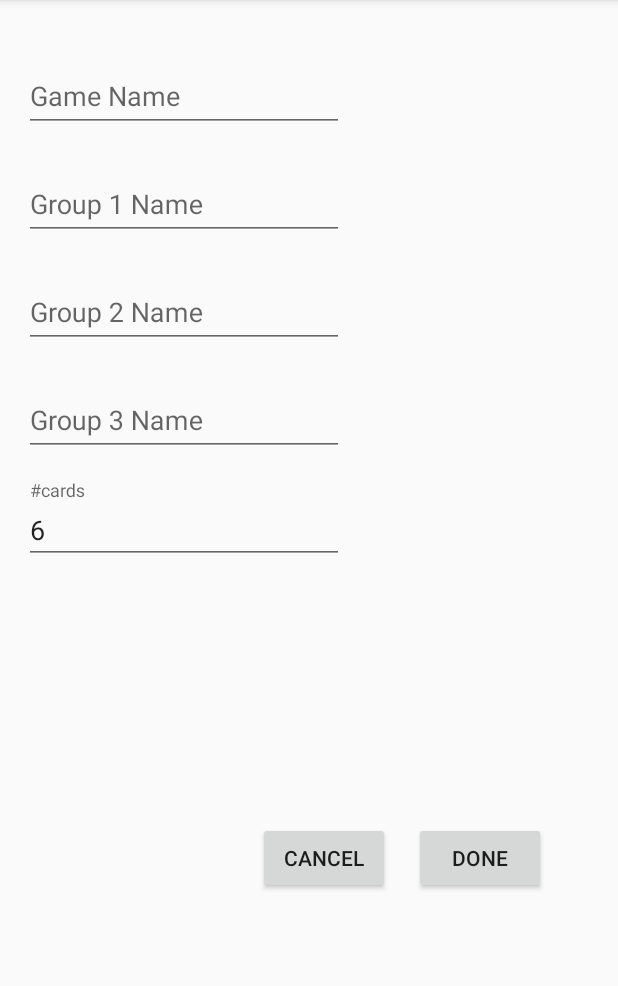
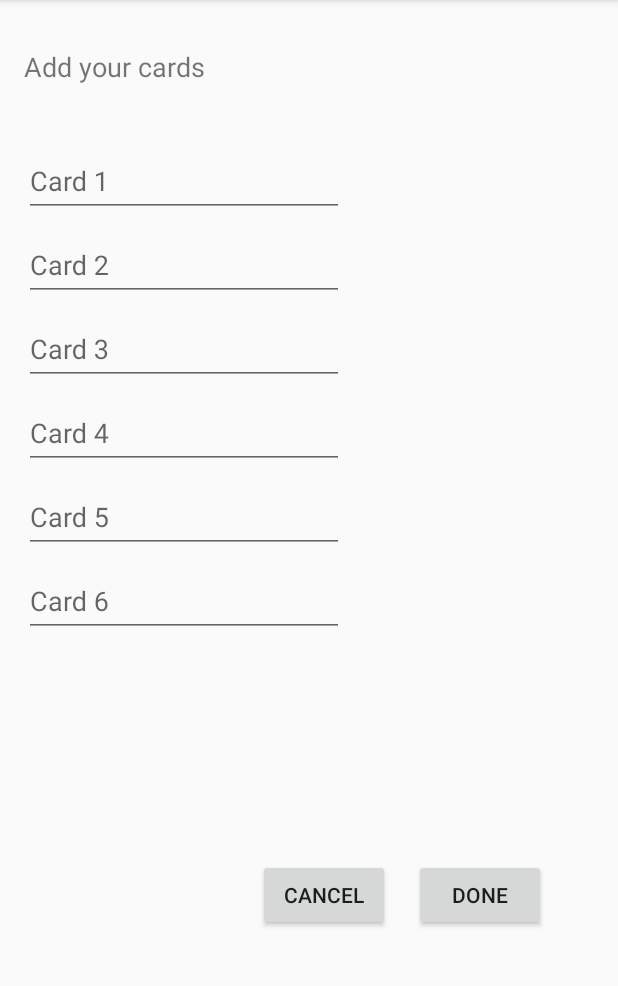
Before and after one commit to giladgotman/celebs, an Android app: the CreateGameFragment screen opened through its navigation route, after a tap on "DONE", on a phone screen of 412 x 824 dp, the part 84-1070 px from its top. Run offline under Robolectric (Android 15) with nearby library versions, the light colour scheme and no system bars; our stand-ins replace Firebase (no records; nobody signed in at launch, a user with empty details on screens opened directly), RxJava, Timber.

Commit message:
add Add Cards screen add screen animations

```diff
--- a/app/src/main/java/com/gggames/celebs/domain/AddGameUseCase.kt
+++ b/app/src/main/java/com/gggames/celebs/domain/AddGameUseCase.kt
@@ -3,21 +3,15 @@ package com.gggames.celebs.domain
 import com.gggames.celebs.data.GamesRepository
 import com.gggames.celebs.data.model.*
 import com.idagio.app.core.utils.rx.scheduler.BaseSchedulerProvider
-import timber.log.Timber
+import io.reactivex.Completable
 
 class AddGameUseCase(
     private val gamesRepository: GamesRepository,
     private val schedulerProvider: BaseSchedulerProvider
 ) {
-    operator fun invoke(game: Game = createDummyGame()) =
+    operator fun invoke(game: Game = createDummyGame()): Completable =
         gamesRepository.addGame(game)
             .compose(schedulerProvider.applyDefault())
-            .subscribe(
-                {
-                    Timber.i("gilad game added: ${game.id}")
-                }, {
-                    Timber.e(it,"gilad game added failed. ${it.localizedMessage}")
-                })
 
     fun createDummyGame(): Game =
         Game(id = "gameTestId2",
--- /dev/null
+++ b/app/src/main/java/com/gggames/celebs/presentation/AddCardsFragment.kt
@@ -0,0 +1,48 @@
+package com.gggames.celebs.presentation
+
+import android.os.Bundle
+import android.view.LayoutInflater
+import android.view.View
+import android.view.ViewGroup
+import android.widget.Button
+import androidx.fragment.app.Fragment
+import androidx.navigation.fragment.findNavController
+import com.gggames.celebs.R
+import com.gggames.celebs.data.GamesRepositoryImpl
+import com.gggames.celebs.data.source.remote.FirebaseGamesDataSource
+import com.gggames.celebs.domain.AddGameUseCase
+import com.google.firebase.firestore.FirebaseFirestore
+import com.idagio.app.core.utils.rx.scheduler.SchedulerProvider
+
+/**
+ * A simple [Fragment] subclass as the second destination in the navigation.
+ */
+class AddCardsFragment : Fragment() {
+
+    val addGameUseCase = AddGameUseCase(
+        GamesRepositoryImpl(
+            FirebaseGamesDataSource(
+                FirebaseFirestore.getInstance()
+            )
+        ),
+        SchedulerProvider()
+    )
+    override fun onCreateView(
+            inflater: LayoutInflater, container: ViewGroup?,
+            savedInstanceState: Bundle?
+    ): View? {
+        // Inflate the layout for this fragment
+        return inflater.inflate(R.layout.fragment_add_cards, container, false)
+    }
+
+    override fun onViewCreated(view: View, savedInstanceState: Bundle?) {
+        super.onViewCreated(view, savedInstanceState)
+
+        view.findViewById<Button>(R.id.buttonCancel).setOnClickListener {
+            findNavController().navigate(R.id.action_AddCardsFragment_to_GamesFragment)
+        }
+
+        view.findViewById<Button>(R.id.buttonDone).setOnClickListener {
+        }
+    }
+}
--- a/app/src/main/java/com/gggames/celebs/presentation/CreateGameFragment.kt
+++ b/app/src/main/java/com/gggames/celebs/presentation/CreateGameFragment.kt
@@ -16,6 +16,7 @@ import com.gggames.celebs.domain.AddGameUseCase
 import com.google.firebase.firestore.FirebaseFirestore
 import com.idagio.app.core.utils.rx.scheduler.SchedulerProvider
 import kotlinx.android.synthetic.main.fragment_create_game.*
+import timber.log.Timber
 
 /**
  * A simple [Fragment] subclass as the second destination in the navigation.
@@ -61,6 +62,13 @@ class CreateGameFragment : Fragment() {
             val game = Game("${gameName.editText?.text}$now", gameName.editText?.text.toString(), now, cardsCount, groupList)
 
             addGameUseCase(game)
+                .subscribe(
+                    {
+                        Timber.i("gilad game added: ${game.id}")
+                        findNavController().navigate(R.id.action_CreateGameFragment_to_AddCardsFragment)
+                    }, {
+                        Timber.e(it,"gilad game added failed. ${it.localizedMessage}")
+                    })
         }
     }
 }
--- /dev/null
+++ b/app/src/main/res/layout/fragment_add_cards.xml
@@ -0,0 +1,140 @@
+<?xml version="1.0" encoding="utf-8"?>
+<androidx.constraintlayout.widget.ConstraintLayout xmlns:android="http://schemas.android.com/apk/res/android"
+    xmlns:app="http://schemas.android.com/apk/res-auto"
+    xmlns:tools="http://schemas.android.com/tools"
+    android:layout_width="match_parent"
+    android:layout_height="match_parent"
+    tools:context="com.gggames.celebs.presentation.AddCardsFragment"
+    android:paddingStart="@dimen/default_margin"
+    android:paddingEnd="@dimen/default_margin"
+    android:paddingTop="@dimen/medium_margin"
+    >
+
+    <TextView
+        android:id="@+id/add_cards_description"
+        android:layout_width="wrap_content"
+        android:layout_height="wrap_content"
+        android:text="@string/add_cards_description"
+        android:textSize="18sp"
+        app:layout_constraintStart_toStartOf="parent"
+        app:layout_constraintTop_toTopOf="parent"/>
+
+    <com.google.android.material.textfield.TextInputLayout
+        android:id="@+id/add_cards_card1"
+        app:layout_constraintStart_toStartOf="parent"
+        app:layout_constraintTop_toBottomOf="@id/add_cards_description"
+        android:layout_marginTop="@dimen/medium_margin"
+        android:layout_width="wrap_content"
+        android:layout_height="wrap_content"
+        >
+        <com.google.android.material.textfield.TextInputEditText
+            android:layout_width="wrap_content"
+            android:layout_height="wrap_content"
+            android:ems="10"
+            android:inputType="textPersonName"
+            android:hint="@string/add_cards_card_1"
+            />
+    </com.google.android.material.textfield.TextInputLayout>
+
+    <com.google.android.material.textfield.TextInputLayout
+        android:id="@+id/add_cards_card2"
+        app:layout_constraintStart_toStartOf="parent"
+        app:layout_constraintTop_toBottomOf="@id/add_cards_card1"
+        android:layout_width="wrap_content"
+        android:layout_height="wrap_content"
+        >
+        <com.google.android.material.textfield.TextInputEditText
+            android:layout_width="wrap_content"
+            android:layout_height="wrap_content"
+            android:ems="10"
+            android:inputType="textPersonName"
+            android:hint="@string/add_cards_card_2"
+            />
+    </com.google.android.material.textfield.TextInputLayout>
+
+    <com.google.android.material.textfield.TextInputLayout
+        android:id="@+id/add_cards_card3"
+        app:layout_constraintStart_toStartOf="parent"
+        app:layout_constraintTop_toBottomOf="@id/add_cards_card2"
+        android:layout_width="wrap_content"
+        android:layout_height="wrap_content"
+        >
+        <com.google.android.material.textfield.TextInputEditText
+            android:layout_width="wrap_content"
+            android:layout_height="wrap_content"
+            android:ems="10"
+            android:inputType="textPersonName"
+            android:hint="@string/add_cards_card_3"
+            />
+    </com.google.android.material.textfield.TextInputLayout>
+
+    <com.google.android.material.textfield.TextInputLayout
+        android:id="@+id/add_cards_card4"
+        app:layout_constraintStart_toStartOf="parent"
+        app:layout_constraintTop_toBottomOf="@id/add_cards_card3"
+        android:layout_width="wrap_content"
+        android:layout_height="wrap_content"
+        >
+        <com.google.android.material.textfield.TextInputEditText
+            android:layout_width="wrap_content"
+            android:layout_height="wrap_content"
+            android:ems="10"
+            android:inputType="textPersonName"
+            android:hint="@string/add_cards_card_4"
+            />
+    </com.google.android.material.textfield.TextInputLayout>
+
+    <com.google.android.material.textfield.TextInputLayout
+        android:id="@+id/add_cards_card5"
+        app:layout_constraintStart_toStartOf="parent"
+        app:layout_constraintTop_toBottomOf="@id/add_cards_card4"
+        android:layout_width="wrap_content"
+        android:layout_height="wrap_content"
+        >
+        <com.google.android.material.textfield.TextInputEditText
+            android:layout_width="wrap_content"
+            android:layout_height="wrap_content"
+            android:ems="10"
+            android:inputType="textPersonName"
+            android:hint="@string/add_cards_card_5"
+            />
+    </com.google.android.material.textfield.TextInputLayout>
+
+    <com.google.android.material.textfield.TextInputLayout
+        android:id="@+id/add_cards_card6"
+        app:layout_constraintStart_toStartOf="parent"
+        app:layout_constraintTop_toBottomOf="@id/add_cards_card5"
+        android:layout_width="wrap_content"
+        android:layout_height="wrap_content"
+        >
+        <com.google.android.material.textfield.TextInputEditText
+            android:layout_width="wrap_content"
+            android:layout_height="wrap_content"
+            android:ems="10"
+            android:inputType="textPersonName"
+            android:hint="@string/add_cards_card_6"
+            />
+    </com.google.android.material.textfield.TextInputLayout>
+
+    <Button
+        android:id="@+id/buttonDone"
+        android:layout_width="wrap_content"
+        android:layout_height="wrap_content"
+        android:text="@string/done"
+        app:layout_constraintBottom_toBottomOf="parent"
+        app:layout_constraintEnd_toEndOf="parent"
+        android:layout_marginEnd="@dimen/medium_margin"
+        app:layout_constraintTop_toBottomOf="@id/add_cards_card6"
+        />
+
+    <Button
+        android:id="@+id/buttonCancel"
+        android:layout_width="wrap_content"
+        android:layout_height="wrap_content"
+        android:text="@string/cancel"
+        app:layout_constraintEnd_toStartOf="@+id/buttonDone"
+        android:layout_marginEnd="@dimen/default_margin"
+        app:layout_constraintBaseline_toBaselineOf="@id/buttonDone"
+        />
+
+</androidx.constraintlayout.widget.ConstraintLayout>
--- a/app/src/main/res/navigation/nav_graph.xml
+++ b/app/src/main/res/navigation/nav_graph.xml
@@ -13,7 +13,9 @@
 
         <action
             android:id="@+id/action_GamesFragment_to_CreateGameFragment"
-            app:destination="@id/CreateGameFragment" />
+            app:destination="@id/CreateGameFragment"
+            app:enterAnim="@anim/nav_default_enter_anim"
+            app:exitAnim="@anim/nav_default_exit_anim" />
     </fragment>
     <fragment
         android:id="@+id/CreateGameFragment"
@@ -24,5 +26,21 @@
         <action
             android:id="@+id/action_CreateGame_to_GamesFragment"
             app:destination="@id/GamesFragment" />
+        <action
+            android:id="@+id/action_CreateGameFragment_to_AddCardsFragment"
+            app:destination="@id/AddCardsFragment"
+            app:enterAnim="@anim/nav_default_enter_anim"
+            app:exitAnim="@anim/nav_default_exit_anim" />
+    </fragment>
+
+    <fragment
+        android:id="@+id/AddCardsFragment"
+        android:name="com.gggames.celebs.presentation.AddCardsFragment"
+        android:label="@string/add_cards_fragment_label"
+        tools:layout="@layout/fragment_add_cards">
+        <action
+            android:id="@+id/action_AddCardsFragment_to_GamesFragment"
+            app:destination="@id/GamesFragment"
+            app:exitAnim="@anim/nav_default_exit_anim" />
     </fragment>
 </navigation>
--- a/app/src/main/res/values/strings.xml
+++ b/app/src/main/res/values/strings.xml
@@ -3,19 +3,31 @@
     <string name="action_settings">Settings</string>
     <!-- Strings used for fragments for navigation -->
     <string name="games_fragment_label">Games Fragment</string>
-    <string name="games_fragment_title">Games</string>
     <string name="create_game_fragment_label">Create Game Fragment</string>
+    <string name="add_cards_fragment_label">Add Cards Fragment</string>
+
+    <!--    Create Game Screen-->
     <string name="create_game_fragment_title">Create A Game</string>
-
-    <string name="games_subtitle">Press Fetch to get the games</string>
     <string name="create_game_name">Game Name</string>
     <string name="create_game_group_1_name">Group 1 Name</string>
     <string name="create_game_group_2_name">Group 2 Name</string>
     <string name="create_game_group_3_name">Group 3 Name</string>
     <string name="create_game_num_cards">#cards</string>
 
+    <!--    Games Screen-->
+    <string name="games_fragment_title">Games</string>
+    <string name="games_subtitle">Press Fetch to get the games</string>
+
+
     <string name="done">Done</string>
     <string name="cancel">Cancel</string>
     <string name="next">Next</string>
     <string name="previous">Previous</string>
+    <string name="add_cards_description">Add your cards</string>
+    <string name="add_cards_card_1">Card 1</string>
+    <string name="add_cards_card_2">Card 2</string>
+    <string name="add_cards_card_3">Card 3</string>
+    <string name="add_cards_card_4">Card 4</string>
+    <string name="add_cards_card_5">Card 5</string>
+    <string name="add_cards_card_6">Card 6</string>
 </resources>
```
